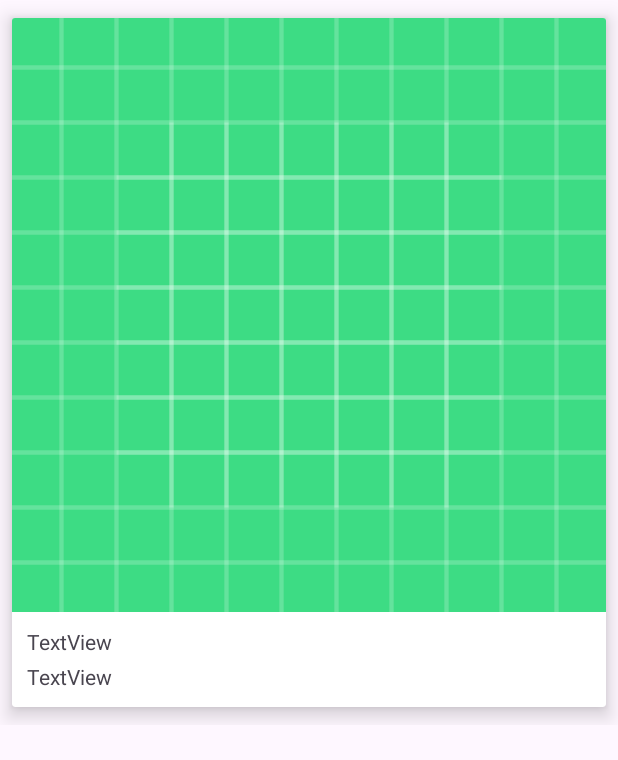
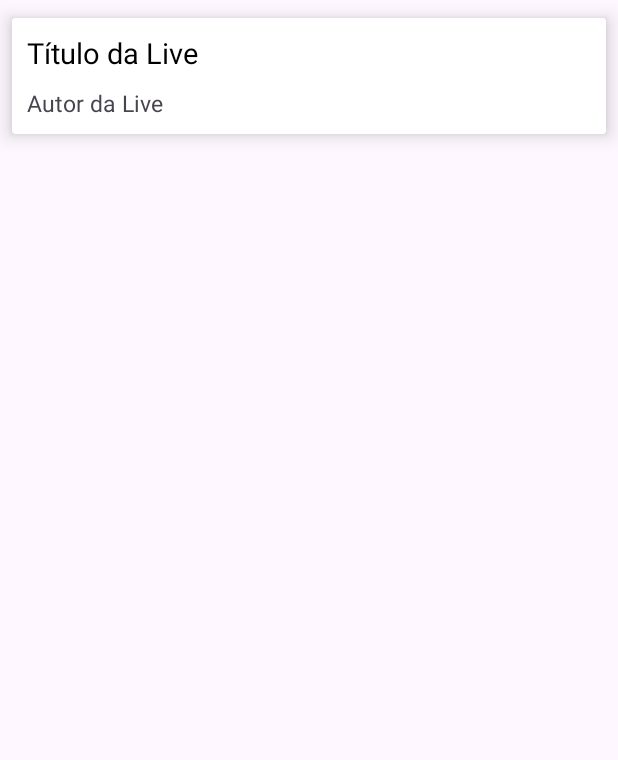
Before and after one commit to LeticiaSpeda/App-KotlinRecyclerView, an Android app: the layout res_item_live.xml on its own in the app's theme, with its tools: preview values and no code run, on a phone screen of 412 x 824 dp. Shown: the top 760 px of the screen. Run offline under Robolectric (Android 15) with nearby library versions, the phone set to English and light mode, and no system bars.

```diff
--- a/app/build.gradle
+++ b/app/build.gradle
@@ -1,6 +1,7 @@
 plugins {
     id 'com.android.application'
     id 'org.jetbrains.kotlin.android'
+    id 'kotlin-android'
 }
 
 android {
@@ -30,6 +31,10 @@ android {
     kotlinOptions {
         jvmTarget = '1.8'
     }
+
+    buildFeatures {
+        viewBinding true
+    }
 }
 
 dependencies {
--- a/app/src/main/java/com/example/kotlinrecyclerview/DataSource.kt
+++ b/app/src/main/java/com/example/kotlinrecyclerview/DataSource.kt
@@ -1,6 +1,6 @@
 package com.example.kotlinrecyclerview
 
-import com.example.kotlinrecyclerview.models.Live
+import com.ocanha.kotlinrecyclerview.models.Live
 
 class DataSource {
     companion object {
--- a/app/src/main/java/com/example/kotlinrecyclerview/MainActivity.kt
+++ b/app/src/main/java/com/example/kotlinrecyclerview/MainActivity.kt
@@ -2,10 +2,14 @@ package com.example.kotlinrecyclerview
 
 import androidx.appcompat.app.AppCompatActivity
 import android.os.Bundle
+import com.example.kotlinrecyclerview.databinding.ActivityMainBinding
 
 class MainActivity : AppCompatActivity() {
+    private lateinit var binding: ActivityMainBinding
+
     override fun onCreate(savedInstanceState: Bundle?) {
         super.onCreate(savedInstanceState)
-        setContentView(R.layout.activity_main)
+        binding = ActivityMainBinding.inflate(layoutInflater)
+        setContentView(binding.root)
     }
 }
--- a/app/src/main/res/layout/res_item_live.xml
+++ b/app/src/main/res/layout/res_item_live.xml
@@ -1,7 +1,6 @@
 <?xml version="1.0" encoding="utf-8"?>
 <androidx.constraintlayout.widget.ConstraintLayout xmlns:android="http://schemas.android.com/apk/res/android"
     xmlns:app="http://schemas.android.com/apk/res-auto"
-    xmlns:tools="http://schemas.android.com/tools"
     android:layout_width="match_parent"
     android:layout_height="wrap_content">
 
@@ -29,41 +28,42 @@
                 android:adjustViewBounds="true"
                 android:padding="0dp"
                 android:scaleType="fitXY"
-                android:src="@drawable/ic_launcher_background"
                 app:layout_constraintLeft_toLeftOf="parent"
                 app:layout_constraintRight_toRightOf="parent"
                 app:layout_constraintTop_toTopOf="parent" />
 
+
             <LinearLayout
                 android:id="@+id/container1"
                 android:layout_width="match_parent"
-                android:layout_height="match_parent"
+                android:layout_height="wrap_content"
                 android:orientation="vertical"
                 android:padding="10dp"
-                app:layout_constraintBotton_toBottomOf="parent"
+                app:layout_constraintBottom_toBottomOf="parent"
                 app:layout_constraintLeft_toLeftOf="parent"
+                app:layout_constraintRight_toRightOf="parent"
                 app:layout_constraintTop_toBottomOf="@id/thumbnail">
 
                 <TextView
-                    android:id="@+id/textView"
-                    android:layout_width="352dp"
-                    android:layout_height="23dp"
-                    android:text="TextView"
-                    tools:layout_editor_absoluteX="31dp"
-                    tools:layout_editor_absoluteY="398dp" />
+                    android:id="@+id/title"
+                    android:layout_width="match_parent"
+                    android:layout_height="wrap_content"
+                    android:text="Título da Live"
+                    android:textColor="#000"
+                    android:textSize="19sp" />
 
                 <TextView
-                    android:id="@+id/textView2"
-                    android:layout_width="348dp"
-                    android:layout_height="20dp"
-                    android:text="TextView"
-                    tools:layout_editor_absoluteX="31dp"
-                    tools:layout_editor_absoluteY="429dp" />
+                    android:id="@+id/author"
+                    android:layout_width="match_parent"
+                    android:layout_height="wrap_content"
+                    android:layout_marginTop="10dp"
+                    android:text="Autor da Live"
+                    android:textSize="15sp" />
+
             </LinearLayout>
 
         </androidx.constraintlayout.widget.ConstraintLayout>
 
     </androidx.cardview.widget.CardView>
 
-
 </androidx.constraintlayout.widget.ConstraintLayout>
```
Also changed, not shown: app/src/main/java/com/example/kotlinrecyclerview/LiveAdapter.kt (added, +37 -0 lines), app/src/main/java/com/example/kotlinrecyclerview/models/Live.kt (+6 -3 lines).
